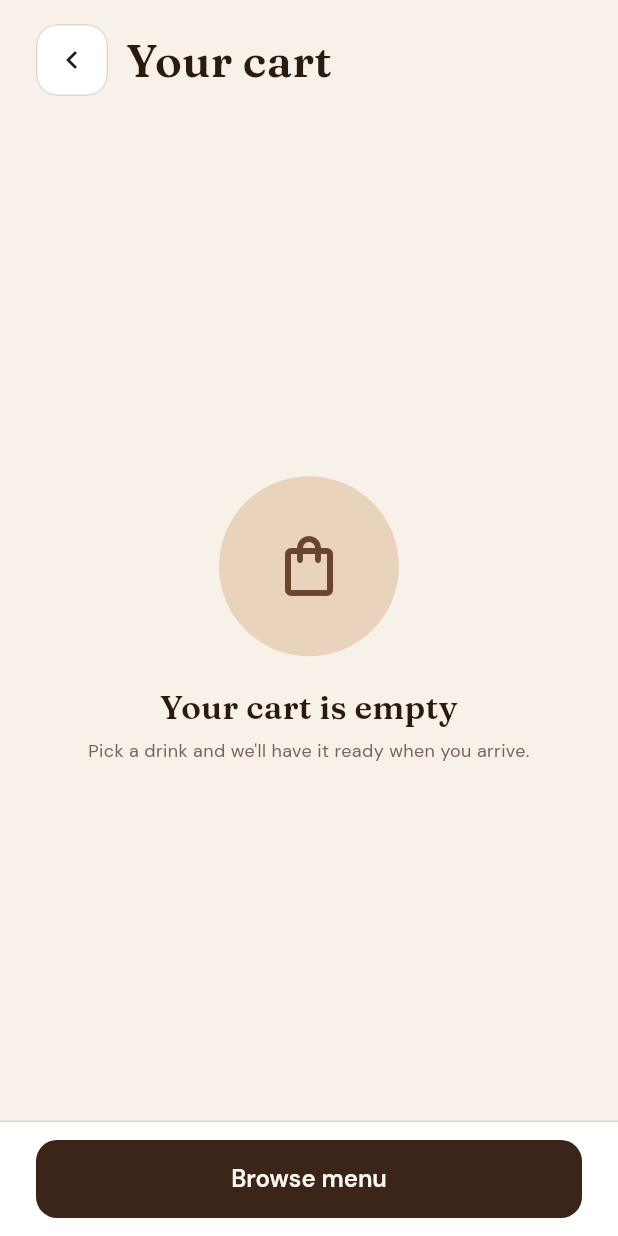
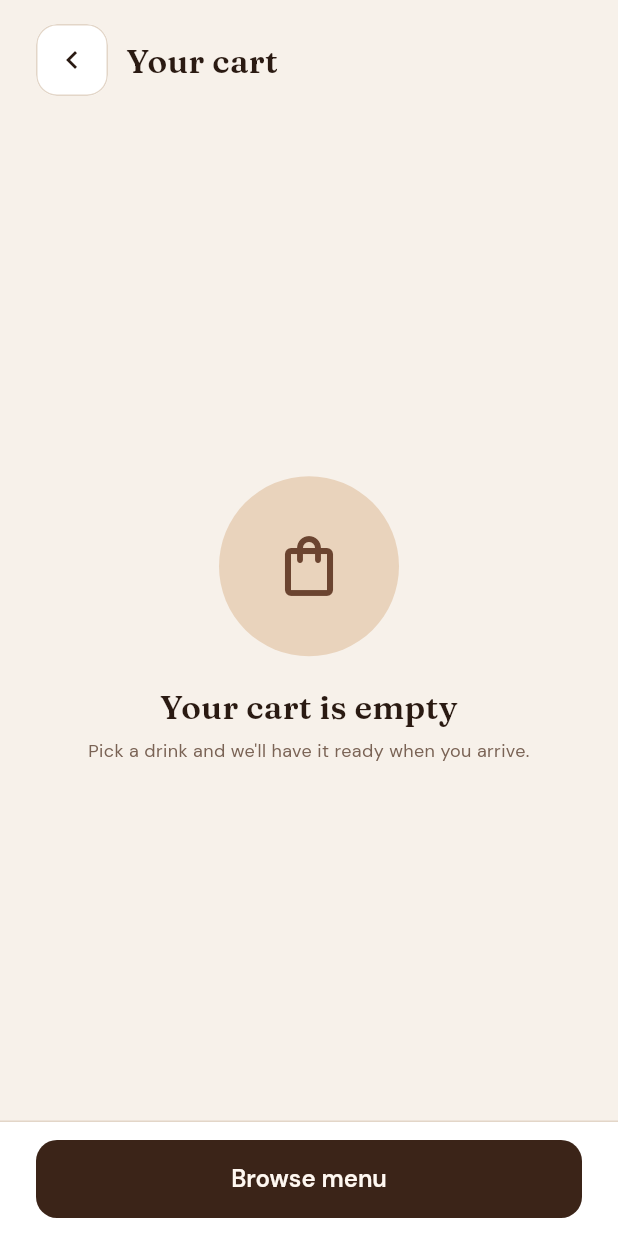
Before and after one commit to arthur-seav/mos_flutter, a Flutter app: the CartScreen screen opened by its route, on a phone screen of 412 x 824 dp. Run offline on Flutter 3.47's test engine with Material 3 defaults, Android fonts, the phone set to English and light mode, and no system bars; our stand-ins replace email_validator, flutter_riverpod, go_router; missing offline and left inert: phone_numbers_parser.

Commit message:
fix: cart title size as in Figma; README for the cart

```diff
--- a/lib/screens/cart/cart_screen.dart
+++ b/lib/screens/cart/cart_screen.dart
@@ -100,7 +100,8 @@ class _Header extends StatelessWidget {
             onPressed: () => context.pop(),
           ),
           const SizedBox(width: 12),
-          Expanded(child: Text('Your cart', style: AppTextStyles.pageTitle)),
+          // Figma: the same size as "Your cart is empty", smaller than tab titles.
+          Expanded(child: Text('Your cart', style: AppTextStyles.title)),
           if (!isEmpty)
             Text(
               count == 1 ? '1 item' : '$count items',
```
Also changed, not shown: 1 other file.
